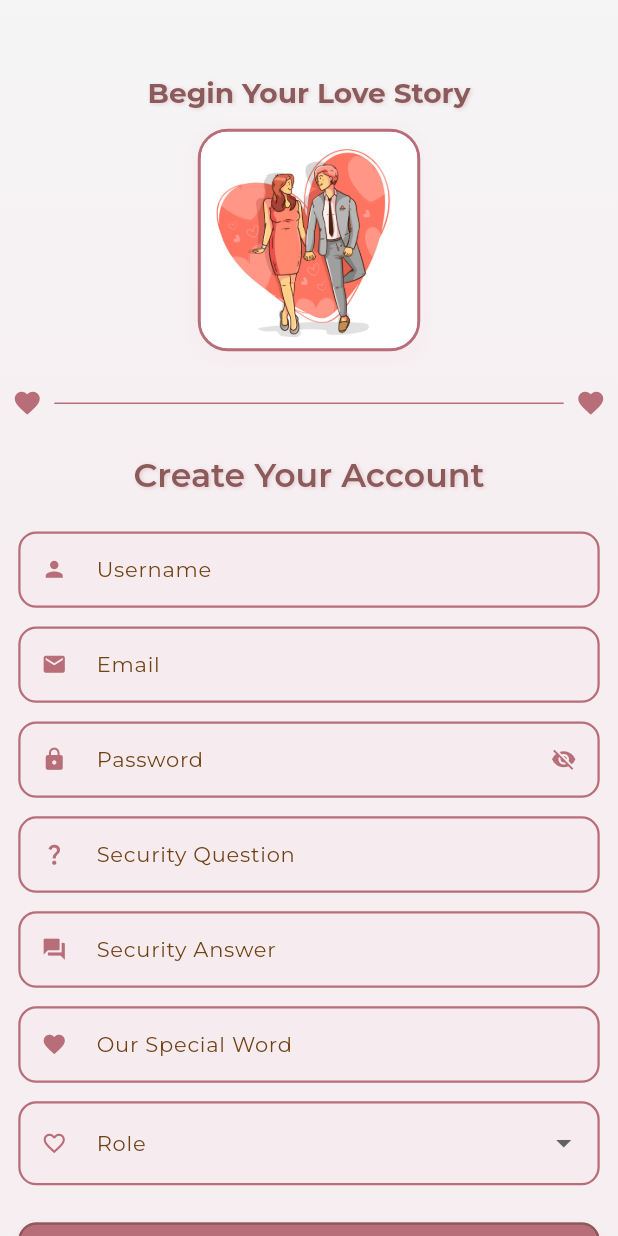
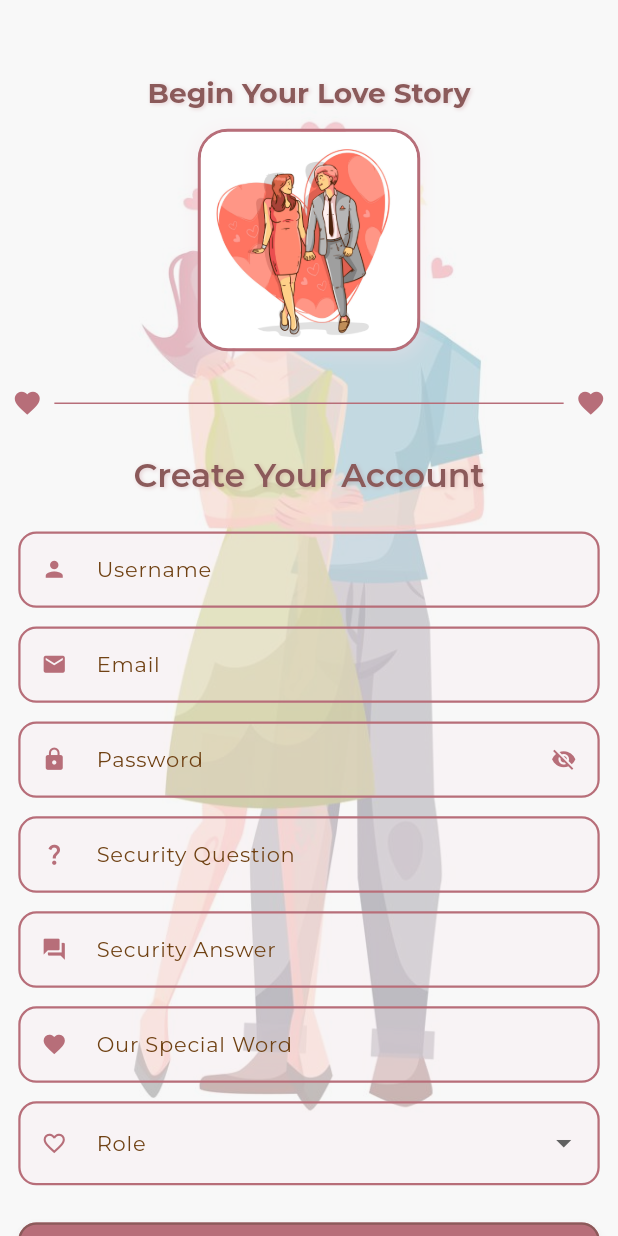
Before and after one commit to AbdulRahmanMudasser/flutter-amora-v2, a Flutter app: the screen it shows after launch, on a phone screen of 412 x 824 dp. Run offline on Flutter 3.47's test engine with Material 3 defaults, Android fonts, the light colour scheme and no system bars; our stand-ins replace email_validator, flutter_riverpod, flutter_secure_storage, google_fonts, hive, hive_flutter and 2 more; missing offline and left inert: undo; accounts and stored records are empty.

Commit message:
feat: created and configured login, otp verifications and registration screen

```diff
--- a/lib/features/authentication/presentation/screens/registration_screen.dart
+++ b/lib/features/authentication/presentation/screens/registration_screen.dart
@@ -48,14 +48,12 @@ class RegistrationScreenState extends ConsumerState<RegistrationScreen> {
     return Scaffold(
       backgroundColor: AppTheme.creamWhite,
       body: Container(
-        decoration: BoxDecoration(
-          gradient: LinearGradient(
-            begin: Alignment.topCenter,
-            end: Alignment.bottomCenter,
-            colors: [
-              AppTheme.creamWhite,
-              AppTheme.softPink.withValues(alpha: 0.3),
-            ],
+        constraints: const BoxConstraints.expand(),
+        decoration: const BoxDecoration(
+          image: DecorationImage(
+            image: AssetImage('assets/images/backgrounds/bg-2.jpg'),
+            fit: BoxFit.cover,
+            opacity: 0.3,
           ),
         ),
         child: LayoutBuilder(
@@ -80,12 +78,15 @@ class RegistrationScreenState extends ConsumerState<RegistrationScreen> {
                           shadows: [
                             Shadow(
                               blurRadius: 3,
-                              color: AppTheme.roseGold.withValues(alpha: 0.3),
+                              color: AppTheme.roseGold.withOpacity(0.3),
                               offset: const Offset(1, 1),
                             ),
                           ],
                         ),
                         textAlign: TextAlign.center,
+                        textDirection: RegExp(r'[\u0600-\u06FF]').hasMatch('Begin Your Love Story')
+                            ? TextDirection.rtl
+                            : TextDirection.ltr,
                       ),
                     ),
                     Container(
@@ -99,7 +100,7 @@ class RegistrationScreenState extends ConsumerState<RegistrationScreen> {
                         border: Border.all(color: AppTheme.roseGold, width: 2),
                         boxShadow: [
                           BoxShadow(
-                            color: AppTheme.softPink.withValues(alpha: 0.3),
+                            color: AppTheme.softPink.withOpacity(0.3),
                             blurRadius: 8,
                             spreadRadius: 2,
                             offset: const Offset(0, 2),
@@ -114,7 +115,7 @@ class RegistrationScreenState extends ConsumerState<RegistrationScreen> {
                           errorBuilder: (context, error, stackTrace) {
                             print('Error loading image: $error');
                             return Container(
-                              color: AppTheme.softPink.withValues(alpha: 0.2),
+                              color: AppTheme.softPink.withOpacity(0.2),
                               child: Icon(
                                 Icons.favorite,
                                 size: screenWidth * 0.15,
@@ -146,12 +147,15 @@ class RegistrationScreenState extends ConsumerState<RegistrationScreen> {
                         shadows: [
                           Shadow(
                             blurRadius: 3,
-                            color: AppTheme.roseGold.withValues(alpha: 0.3),
+                            color: AppTheme.roseGold.withOpacity(0.3),
                             offset: const Offset(1, 1),
                           ),
                         ],
                       ),
                       textAlign: TextAlign.center,
+                      textDirection: RegExp(r'[\u0600-\u06FF]').hasMatch('Create Your Account')
+                          ? TextDirection.rtl
+                          : TextDirection.ltr,
                     ),
                     SizedBox(height: verticalSpacing * 2),
                     Form(
@@ -257,7 +261,7 @@ class RegistrationScreenState extends ConsumerState<RegistrationScreen> {
                                 labelText: 'Role',
                                 prefixIcon: Icon(Icons.favorite_border, color: AppTheme.roseGold, size: 20 * fontScaleFactor),
                                 filled: true,
-                                fillColor: AppTheme.softPink.withValues(alpha: 0.2),
+                                fillColor: AppTheme.softPink.withOpacity(0.2),
                                 border: OutlineInputBorder(
                                   borderRadius: BorderRadius.circular(12),
                                   borderSide: const BorderSide(color: AppTheme.roseGold, width: 1.5),
@@ -306,6 +310,7 @@ class RegistrationScreenState extends ConsumerState<RegistrationScreen> {
                               onPressed: authState.isLoading
                                   ? null
                                   : () async {
+                                debugPrint('Attempting registration with email: ${_emailController.text}');
                                 if (_formKey.currentState!.validate() && _selectedRole != null) {
                                   final userId = await ref.read(authStateProvider.notifier).register(
                                     username: _usernameController.text,
@@ -318,8 +323,9 @@ class RegistrationScreenState extends ConsumerState<RegistrationScreen> {
                                   );
                                   if (userId != null) {
                                     final otp = await ref.read(authStateProvider.notifier).generateOtp(_emailController.text);
+                                    debugPrint('Registration successful, OTP: $otp, navigating to OtpVerificationScreen');
                                     ScaffoldMessenger.of(context).showSnackBar(
-                                      SnackBar(content: Text('OTP: $otp (for testing)')),
+                                      SnackBar(content: Text('OTP: $otp')),
                                     );
                                     Navigator.push(
                                       context,
@@ -331,10 +337,13 @@ class RegistrationScreenState extends ConsumerState<RegistrationScreen> {
                                       ),
                                     );
                                   } else {
+                                    debugPrint('Registration failed: ${authState.error}');
                                     ScaffoldMessenger.of(context).showSnackBar(
                                       SnackBar(content: Text(authState.error ?? 'Registration failed')),
                                     );
                                   }
+                                } else {
+                                  debugPrint('Form validation failed');
                                 }
                               },
                               style: ElevatedButton.styleFrom(
@@ -350,7 +359,7 @@ class RegistrationScreenState extends ConsumerState<RegistrationScreen> {
                                   side: const BorderSide(color: AppTheme.deepRose, width: 1.5),
                                 ),
                                 elevation: 4,
-                                shadowColor: AppTheme.softPink.withValues(alpha: 0.4),
+                                shadowColor: AppTheme.softPink.withOpacity(0.4),
                               ),
                               child: Row(
                                 mainAxisAlignment: MainAxisAlignment.center,
@@ -390,7 +399,11 @@ class RegistrationScreenState extends ConsumerState<RegistrationScreen> {
                                 ),
                                 TextButton(
                                   onPressed: () {
-                                    Navigator.pushReplacement(
+                                    debugPrint('Navigating to LoginScreen');
+                                    ScaffoldMessenger.of(context).showSnackBar(
+                                      const SnackBar(content: Text('Navigating to Login')),
+                                    );
+                                    Navigator.push(
                                       context,
                                       MaterialPageRoute(builder: (context) => const LoginScreen()),
                                     );
```
Also changed, not shown: lib/features/authentication/presentation/screens/login_screen.dart (+49 -24 lines), lib/features/authentication/presentation/screens/otp_verification_screen.dart (+23 -14 lines).
